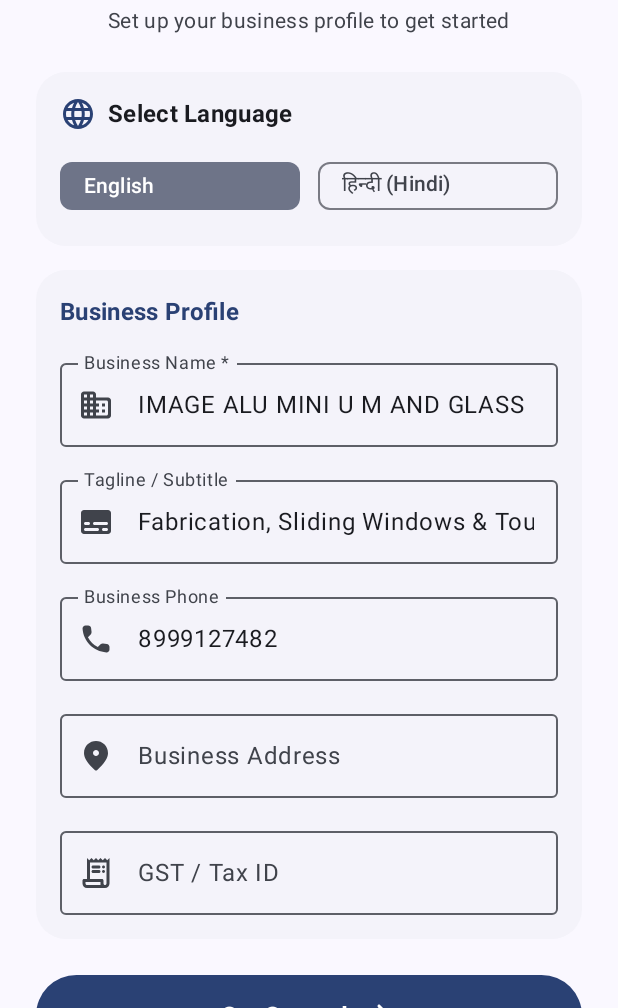
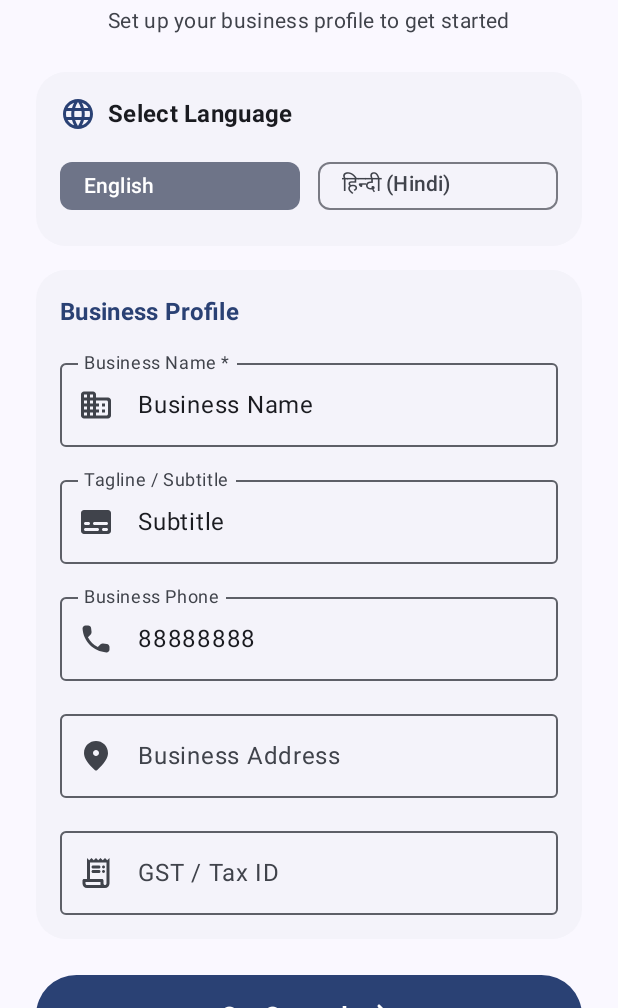
Before and after one commit to DanishKhan25/hissabBook, an Android app built with Jetpack Compose: the screen it shows after launch (MainActivity), on a phone screen of 412 x 824 dp, the part 228-1236 px from its top. Run offline under Robolectric (Android 15) with nearby library versions, the phone set to English and light mode, and no system bars; our stand-ins replace Navigation 3, Room's generated code.

Commit message:
Replace hardcoded business details with generic defaults and update database seeding
- Remove automatic demo data seeding from `AppDatabase` initialization.
- Add `clearAllData` helper function to `DemoDataSeeder` for resetting database state and re-initializing the default business profile.
- Replace hardcoded business names, subtitles, phone numbers, and customer defaults with generic placeholders across entities, repository, PDF generator, onboarding, and string resources.
- Fix business name fallback string formatting in `OnboardingScreen`.

```diff
--- a/app/src/main/java/com/example/hisabbook/data/local/AppDatabase.kt
+++ b/app/src/main/java/com/example/hisabbook/data/local/AppDatabase.kt
@@ -19,9 +19,7 @@ import com.example.hisabbook.data.local.entity.Invoice
 import com.example.hisabbook.data.local.entity.Payment
 import com.example.hisabbook.data.local.entity.Quotation
 import com.example.hisabbook.data.local.entity.StockTransaction
-import kotlinx.coroutines.CoroutineScope
 import kotlinx.coroutines.Dispatchers
-import kotlinx.coroutines.launch
 import kotlinx.coroutines.withContext
 
 @Database(
@@ -83,14 +81,6 @@ abstract class AppDatabase : RoomDatabase() {
                 .build()
                 INSTANCE = instance
 
-                CoroutineScope(Dispatchers.IO).launch {
-                    try {
-                        DemoDataSeeder.seedDemoData(instance, force = false)
-                    } catch (e: Exception) {
-                        e.printStackTrace()
-                    }
-                }
-
                 instance
             }
         }
--- a/app/src/main/java/com/example/hisabbook/data/local/entity/BusinessProfile.kt
+++ b/app/src/main/java/com/example/hisabbook/data/local/entity/BusinessProfile.kt
@@ -7,10 +7,10 @@ import androidx.room.PrimaryKey
 data class BusinessProfile(
     @PrimaryKey
     val id: Int = 1,
-    val businessName: String = "IMAGE ALUMINIUM AND GLASS",
-    val subtitle: String = "Fabrication, Sliding Windows & Toughened Glass Works",
+    val businessName: String = "Business Name",
+    val subtitle: String = "Subtitle",
     val description: String = "",
-    val phone: String = "8999127482",
+    val phone: String = "9999999999",
     val address: String = "",
     val languagePreference: String = "en", // "en" or "hi"
     val currencySymbol: String = "₹",
--- a/app/src/main/java/com/example/hisabbook/data/repository/BusinessProfileRepository.kt
+++ b/app/src/main/java/com/example/hisabbook/data/repository/BusinessProfileRepository.kt
@@ -19,8 +19,10 @@ class BusinessProfileRepository(
         var profile = businessProfileDao.getBusinessProfileOneShot()
         if (profile == null) {
             profile = BusinessProfile(
-                businessName = "IMAGE ALU MINI U M AND GLASS",
-                subtitle = "Fabrication, Sliding Windows & Toughened Glass Works",
+                businessName = "Business Name",
+                subtitle = "Subtitle",
+                phone = "88888888",
+                address = "",
                 languagePreference = "en",
                 isOnboardingCompleted = false
             )
--- a/app/src/main/java/com/example/hisabbook/ui/onboarding/OnboardingScreen.kt
+++ b/app/src/main/java/com/example/hisabbook/ui/onboarding/OnboardingScreen.kt
@@ -59,9 +59,9 @@ fun OnboardingScreen(
     val context = LocalContext.current
     val businessProfile by settingsViewModel.businessProfile.collectAsStateWithLifecycle()
 
-    var businessName by remember { mutableStateOf("IMAGE ALU MINI U M AND GLASS") }
-    var subtitle by remember { mutableStateOf("Fabrication, Sliding Windows & Toughened Glass Works") }
-    var phone by remember { mutableStateOf("") }
+    var businessName by remember { mutableStateOf("Business Name") }
+    var subtitle by remember { mutableStateOf("Subtitle") }
+    var phone by remember { mutableStateOf("999999999") }
     var address by remember { mutableStateOf("") }
     var gstNumber by remember { mutableStateOf("") }
     var selectedLanguage by remember { mutableStateOf("en") }
@@ -266,7 +266,7 @@ fun OnboardingScreen(
             // Get Started Button
             Button(
                 onClick = {
-                    val finalName = businessName.ifBlank { "IMAGE ALU MINI U M AND GLASS" }
+                    val finalName = businessName.ifBlank { "IMAGE ALUMINIUM AND GLASS" }
                     val finalSubtitle = subtitle.ifBlank { "Fabrication, Sliding Windows & Toughened Glass Works" }
                     settingsViewModel.saveBusinessProfile(
                         businessName = finalName,
--- a/app/src/main/java/com/example/hisabbook/util/PdfGenerator.kt
+++ b/app/src/main/java/com/example/hisabbook/util/PdfGenerator.kt
@@ -278,7 +278,7 @@ object PdfGenerator {
             typeface = Typeface.create(Typeface.DEFAULT, Typeface.BOLD)
             isAntiAlias = true
         }
-        val businessName = businessProfile?.businessName?.ifEmpty { "IMAGE ALUMINIUM AND GLASS" } ?: "IMAGE ALUMINIUM AND GLASS"
+        val businessName = businessProfile?.businessName?.ifEmpty { "Business Name" } ?: "Business Name"
         canvas.drawText(businessName, MARGIN, y, titlePaint)
 
         y += 15f
@@ -383,7 +383,7 @@ object PdfGenerator {
             typeface = Typeface.create(Typeface.DEFAULT, Typeface.BOLD)
             isAntiAlias = true
         }
-        val custName = customer?.name?.ifEmpty { "Sahil" } ?: "Sahil"
+        val custName = customer?.name?.ifEmpty { "Customer" } ?: "Customer"
         canvas.drawText(custName, MARGIN, y, custNamePaint)
 
         y += 13f
--- a/app/src/main/res/values/strings.xml
+++ b/app/src/main/res/values/strings.xml
@@ -68,8 +68,8 @@
     <string name="onboarding_subtitle">Set up your business profile to get started</string>
     <string name="select_language">Select Language</string>
     <string name="get_started">Get Started</string>
-    <string name="app_tagline_default">Fabrication, Sliding Windows &amp; Toughened Glass Works</string>
-    <string name="business_name_default">IMAGE ALUMINIUM AND GLASS</string>
+    <string name="app_tagline_default">Tagline</string>
+    <string name="business_name_default">Business Name</string>
 
     <!-- Backup & Restore -->
     <string name="backup_data">Backup Data</string>
```
Also changed, not shown: app/src/main/java/com/example/hisabbook/data/local/DemoDataSeeder.kt (+22 -4 lines).
